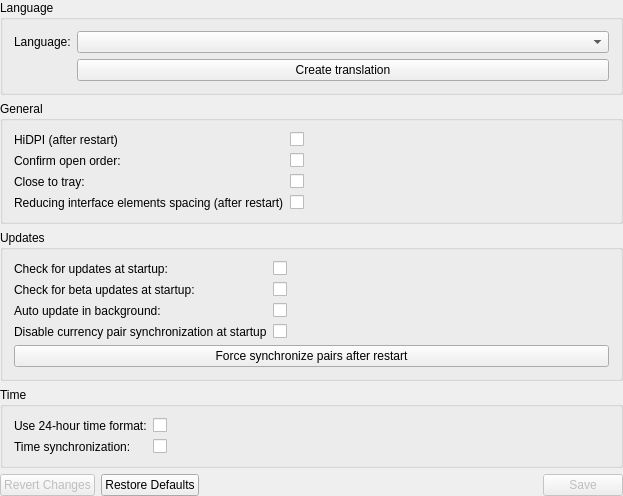
Before: the Qt Designer form src/settings/settingsgeneral.ui in JulyIghor/QtBitcoinTrader, drawn with Qt 5.
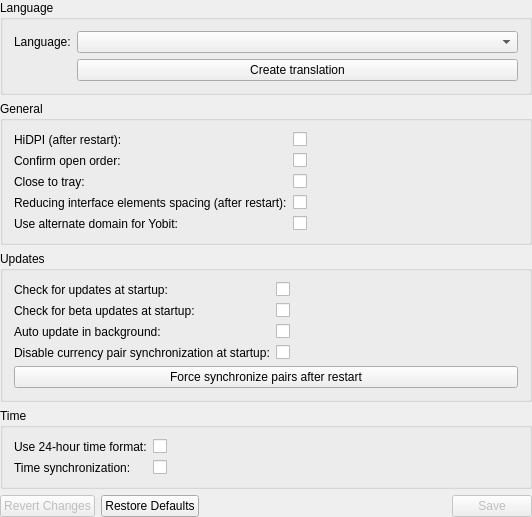
After: the same form once the commit is applied.

```diff
--- a/src/settings/settingsgeneral.ui
+++ b/src/settings/settingsgeneral.ui
@@ -6,8 +6,8 @@
    <rect>
     <x>0</x>
     <y>0</y>
-    <width>623</width>
-    <height>433</height>
+    <width>532</width>
+    <height>454</height>
    </rect>
   </property>
   <property name="windowTitle">
@@ -94,9 +94,6 @@
         <property name="accessibleName">
          <string/>
         </property>
-        <property name="text">
-         <string/>
-        </property>
        </widget>
       </item>
       <item row="2" column="0">
@@ -120,9 +117,6 @@
         <property name="accessibleName">
          <string/>
         </property>
-        <property name="text">
-         <string/>
-        </property>
        </widget>
       </item>
       <item row="3" column="0">
@@ -131,7 +125,7 @@
          <string>SETTINGS_OPTIMIZE</string>
         </property>
         <property name="text">
-         <string>Reducing interface elements spacing (after restart)</string>
+         <string>Reducing interface elements spacing (after restart):</string>
         </property>
         <property name="buddy">
          <cstring>optimizeInterfaceCheckBox</cstring>
@@ -139,11 +133,7 @@
        </widget>
       </item>
       <item row="3" column="1">
-       <widget class="QCheckBox" name="optimizeInterfaceCheckBox">
-        <property name="text">
-         <string/>
-        </property>
-       </widget>
+       <widget class="QCheckBox" name="optimizeInterfaceCheckBox"/>
       </item>
       <item row="0" column="0">
        <widget class="QLabel" name="hiDpiLabel">
@@ -151,7 +141,7 @@
          <string>SETTINGS_HIDPI</string>
         </property>
         <property name="text">
-         <string>HiDPI (after restart)</string>
+         <string>HiDPI (after restart):</string>
         </property>
         <property name="buddy">
          <cstring>hiDpiCheckBox</cstring>
@@ -159,12 +149,24 @@
        </widget>
       </item>
       <item row="0" column="1">
-       <widget class="QCheckBox" name="hiDpiCheckBox">
+       <widget class="QCheckBox" name="hiDpiCheckBox"/>
+      </item>
+      <item row="4" column="0">
+       <widget class="QLabel" name="useAltDomainYobitLabel">
+        <property name="accessibleName">
+         <string>SETTINGS_USE_ALTERNATE_DOMAIN_FOR_YOBIT</string>
+        </property>
         <property name="text">
-         <string/>
+         <string>Use alternate domain for Yobit:</string>
+        </property>
+        <property name="buddy">
+         <cstring>useAltDomainYobitBox</cstring>
         </property>
        </widget>
       </item>
+      <item row="4" column="1">
+       <widget class="QCheckBox" name="useAltDomainYobitBox"/>
+      </item>
      </layout>
     </widget>
    </item>
@@ -197,11 +199,7 @@
        </widget>
       </item>
       <item row="0" column="1">
-       <widget class="QCheckBox" name="checkForUpdatesCheckBox">
-        <property name="text">
-         <string/>
-        </property>
-       </widget>
+       <widget class="QCheckBox" name="checkForUpdatesCheckBox"/>
       </item>
       <item row="1" column="0">
        <widget class="QLabel" name="checkForUpdatesBetaLabel">
@@ -217,18 +215,10 @@
        </widget>
       </item>
       <item row="1" column="1">
-       <widget class="QCheckBox" name="checkForUpdatesBetaCheckBox">
-        <property name="text">
-         <string/>
-        </property>
-       </widget>
+       <widget class="QCheckBox" name="checkForUpdatesBetaCheckBox"/>
       </item>
       <item row="2" column="1">
-       <widget class="QCheckBox" name="autoUpdateCheckBox">
-        <property name="text">
-         <string/>
-        </property>
-       </widget>
+       <widget class="QCheckBox" name="autoUpdateCheckBox"/>
       </item>
       <item row="3" column="0">
        <widget class="QLabel" name="disablePairSyncLabel">
@@ -236,7 +226,7 @@
          <string>SETTINGS_DISABLE_PAIR_SYNC</string>
         </property>
         <property name="text">
-         <string>Disable currency pair synchronization at startup</string>
+         <string>Disable currency pair synchronization at startup:</string>
         </property>
         <property name="buddy">
          <cstring>disablePairSyncCheckBox</cstring>
@@ -244,11 +234,7 @@
        </widget>
       </item>
       <item row="3" column="1">
-       <widget class="QCheckBox" name="disablePairSyncCheckBox">
-        <property name="text">
-         <string/>
-        </property>
-       </widget>
+       <widget class="QCheckBox" name="disablePairSyncCheckBox"/>
       </item>
       <item row="2" column="0">
        <widget class="QLabel" name="autoUpdateLabel">
@@ -318,18 +304,10 @@
        </widget>
       </item>
       <item row="1" column="1">
-       <widget class="QCheckBox" name="timeSynchronizationCheckBox">
-        <property name="text">
-         <string/>
-        </property>
-       </widget>
+       <widget class="QCheckBox" name="timeSynchronizationCheckBox"/>
       </item>
       <item row="0" column="1">
-       <widget class="QCheckBox" name="use24HourTimeFormatCheckBox">
-        <property name="text">
-         <string/>
-        </property>
-       </widget>
+       <widget class="QCheckBox" name="use24HourTimeFormatCheckBox"/>
       </item>
      </layout>
     </widget>
```
Left out of the diff: 70 changed lines with no effect on the pictures.
